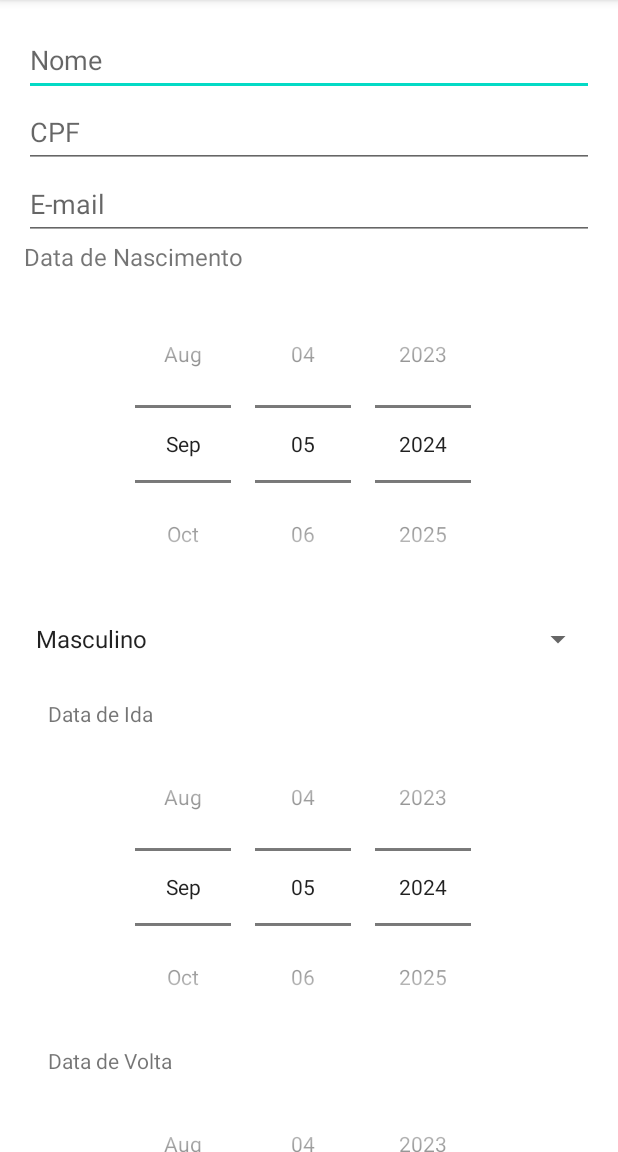
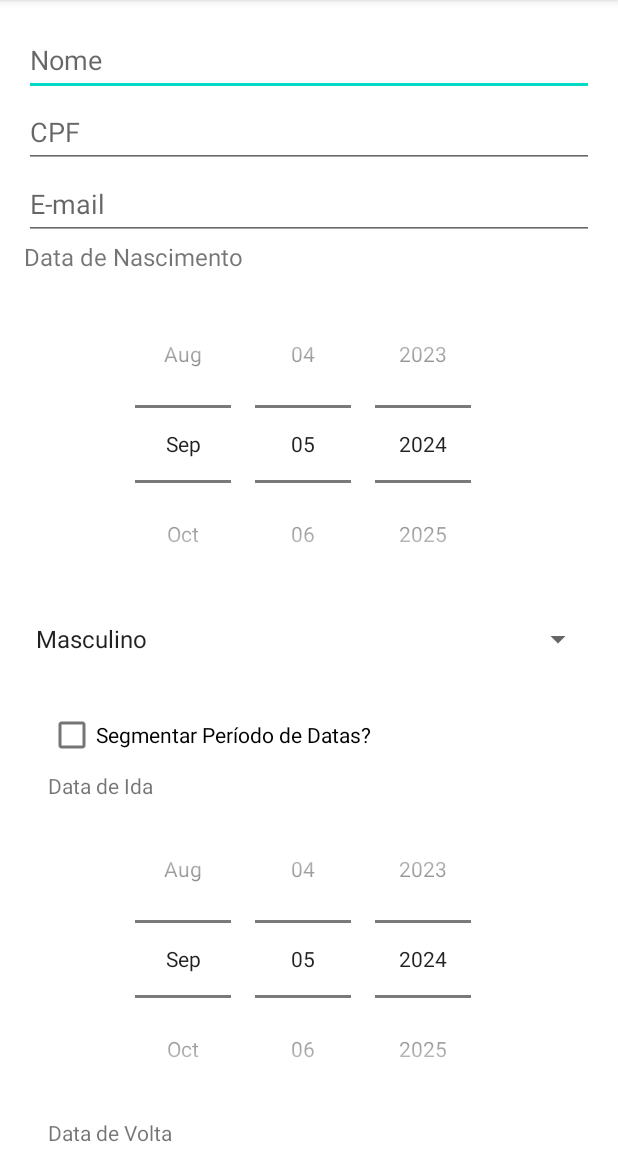
Before and after one commit to RenanFR/Role, an Android app built with Jetpack Compose: the screen it shows after launch (TravelRequestActivity), after a tap on "ADICIONAR DESTINO", on a phone screen of 412 x 824 dp, the part 84-1236 px from its top. Run offline under Robolectric (Android 15) with nearby library versions, the phone set to English and light mode, and no system bars.

Commit message:
In progress with form with segmented dates

```diff
--- /dev/null
+++ b/app/src/main/res/layout/date_pair_form.xml
@@ -0,0 +1,30 @@
+<LinearLayout xmlns:android="http://schemas.android.com/apk/res/android"
+    android:layout_width="match_parent"
+    android:layout_height="wrap_content"
+    android:orientation="vertical">
+
+    <TextView
+        android:layout_width="match_parent"
+        android:layout_height="wrap_content"
+        android:text="Data de Ida" />
+
+    <DatePicker
+        android:id="@+id/departure_date_picker"
+        android:layout_width="match_parent"
+        android:layout_height="wrap_content"
+        android:calendarViewShown="false"
+        android:datePickerMode="spinner" />
+
+    <TextView
+        android:layout_width="match_parent"
+        android:layout_height="wrap_content"
+        android:text="Data de Volta" />
+
+    <DatePicker
+        android:id="@+id/return_date_picker"
+        android:layout_width="match_parent"
+        android:layout_height="wrap_content"
+        android:calendarViewShown="false"
+        android:datePickerMode="spinner" />
+
+</LinearLayout>
--- a/app/src/main/res/layout/destination_form.xml
+++ b/app/src/main/res/layout/destination_form.xml
@@ -5,29 +5,24 @@
     android:orientation="vertical"
     android:padding="16dp">
 
-    <TextView
+    <CheckBox
+        android:id="@+id/segment_dates_checkbox"
         android:layout_width="match_parent"
         android:layout_height="wrap_content"
-        android:text="Data de Ida" />
+        android:text="Segmentar Período de Datas?" />
 
-    <DatePicker
-        android:id="@+id/departure_date_picker"
+    <LinearLayout
+        android:id="@+id/dates_layout"
         android:layout_width="match_parent"
         android:layout_height="wrap_content"
-        android:calendarViewShown="false"
-        android:datePickerMode="spinner" />
+        android:orientation="vertical" />
 
-    <TextView
-        android:layout_width="match_parent"
+    <Button
+        android:id="@+id/add_date_button"
+        android:layout_width="wrap_content"
         android:layout_height="wrap_content"
-        android:text="Data de Volta" />
+        android:text="Adicionar Mais Datas" />
 
-    <DatePicker
-        android:id="@+id/return_date_picker"
-        android:layout_width="match_parent"
-        android:layout_height="wrap_content"
-        android:calendarViewShown="false"
-        android:datePickerMode="spinner" />
 
     <CheckBox
         android:id="@+id/hotel_reserved_checkbox"
```
Also changed, not shown: app/src/main/java/com/agamatec/role/TravelRequestActivity.kt (+124 -45 lines), app/src/main/res/layout/traveler_form.xml (+8 -1 lines), 1 other file.
